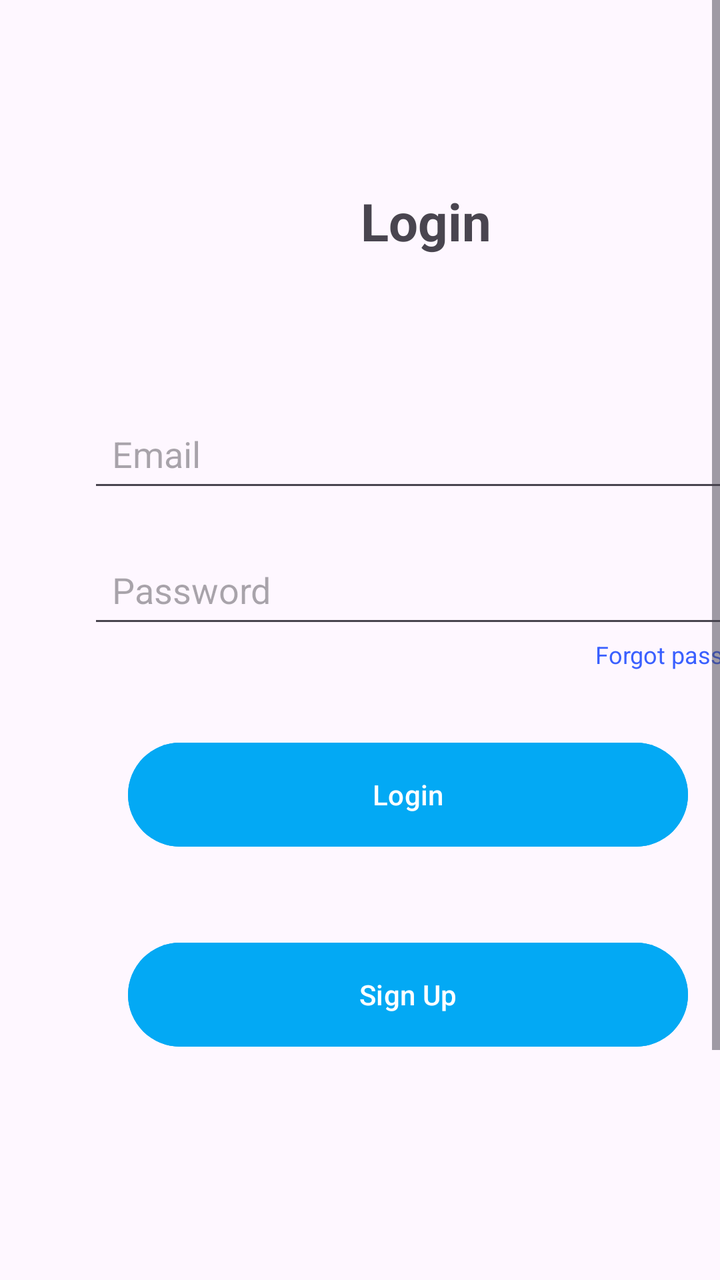
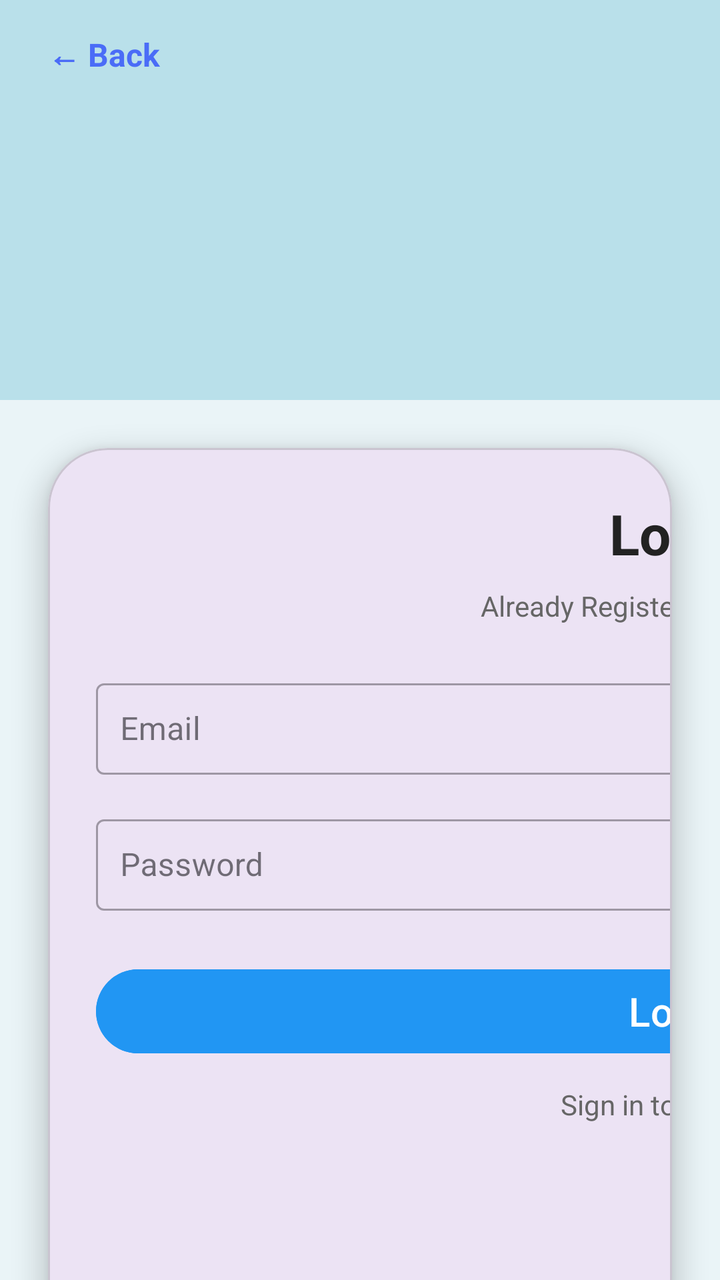

An Android layout rendered at two revisions. The XML below is the earlier revision; the diff shows what the commit changed to produce the second picture.
<!-- AndroidManifest.xml: application theme Theme.Larafinal -->
<!-- res/layout/activity_login.xml -->
<?xml version="1.0" encoding="utf-8"?>
<ScrollView
    xmlns:android="http://schemas.android.com/apk/res/android"
    xmlns:app="http://schemas.android.com/apk/res-auto"
    xmlns:tools="http://schemas.android.com/tools"
    android:id="@+id/scroll_login"
    android:layout_width="match_parent"
    android:layout_height="match_parent"
    android:fillViewport="true">

    <androidx.constraintlayout.widget.ConstraintLayout
        android:layout_width="409dp"
        android:layout_height="729dp"
        android:padding="24dp"
        tools:layout_editor_absoluteX="1dp"
        tools:layout_editor_absoluteY="1dp">

        
        <LinearLayout
            android:layout_width="390dp"
            android:layout_height="728dp"
            android:layout_marginTop="4dp"
            android:orientation="vertical"
            android:padding="20dp"
            app:layout_constraintTop_toTopOf="parent"
            tools:ignore="MissingConstraints"
            tools:layout_editor_absoluteX="-15dp">

            

            <TextView
                android:id="@+id/tv_login_title"
                android:layout_width="338dp"
                android:layout_height="125dp"
                android:gravity="center"
                android:paddingTop="8dp"
                android:paddingBottom="8dp"
                android:text="Login"
                android:textSize="26sp"
                android:textStyle="bold" />

            <EditText
                android:id="@+id/et_login_email"
                android:layout_width="match_parent"
                android:layout_height="48dp"
                android:layout_marginTop="30dp"
                android:layout_marginBottom="20dp"
                android:hint="Email "
                android:inputType="textEmailAddress"
                android:padding="12dp" />

            

            <EditText
                android:id="@+id/et_login_password"
                android:layout_width="match_parent"
                android:layout_height="48dp"
                android:hint="Password"
                android:inputType="textPassword"
                android:padding="12dp" />

            <TextView
                android:id="@+id/tv_forgot"
                android:layout_width="wrap_content"
                android:layout_height="wrap_content"
                android:layout_gravity="end"
                android:paddingBottom="12dp"
                android:text="Forgot password?"
                android:textColor="@color/blue_accent"
                android:textSize="12sp" />


            <Button
                android:id="@+id/btnLogin"
                android:layout_width="280dp"
                android:layout_height="60dp"
                android:layout_margin="20dp"
                android:layout_marginBottom="12dp"
                android:backgroundTint="#03A9F4"
                android:text="Login"
                android:textAllCaps="false"
                android:textColor="@color/white" />

            <Button
                android:id="@+id/btnSignUp"
                android:layout_width="280dp"
                android:layout_height="60dp"
                android:layout_margin="20dp"
                android:layout_marginBottom="12dp"
                android:backgroundTint="#03A9F4"
                android:text="Sign Up"
                android:textAllCaps="false"
                android:textColor="@color/white" />

        </LinearLayout>

        

    </androidx.constraintlayout.widget.ConstraintLayout>
</ScrollView>
<!-- resources referenced by this layout -->
<resources>
  <color name="blue_accent">#3A60FF</color>
  <color name="white">#FFFFFFFF</color>
  <style name="Theme.Larafinal" parent="Base.Theme.Larafinal" />
  <style name="Base.Theme.Larafinal" parent="Theme.Material3.DayNight.NoActionBar">
          
          
      </style>
</resources>

<!-- the commit's change to res/layout/activity_login.xml (unified diff, before → after) -->
@@ -1,100 +1,124 @@
 <?xml version="1.0" encoding="utf-8"?>
-<ScrollView
+<androidx.constraintlayout.widget.ConstraintLayout
     xmlns:android="http://schemas.android.com/apk/res/android"
     xmlns:app="http://schemas.android.com/apk/res-auto"
-    xmlns:tools="http://schemas.android.com/tools"
-    android:id="@+id/scroll_login"
     android:layout_width="match_parent"
     android:layout_height="match_parent"
-    android:fillViewport="true">
+    android:background="#EAF4F7">
 
-    <androidx.constraintlayout.widget.ConstraintLayout
-        android:layout_width="409dp"
-        android:layout_height="729dp"
-        android:padding="24dp"
-        tools:layout_editor_absoluteX="1dp"
-        tools:layout_editor_absoluteY="1dp">
+    
+    <View
+        android:id="@+id/topBackground"
+        android:layout_width="0dp"
+        android:layout_height="200dp"
+        android:background="#B9E0EA"
+        app:layout_constraintTop_toTopOf="parent"
+        app:layout_constraintStart_toStartOf="parent"
+        app:layout_constraintEnd_toEndOf="parent"/>
 
-        
+    
+    <TextView
+        android:id="@+id/tvBack"
+        android:layout_width="wrap_content"
+        android:layout_height="wrap_content"
+        android:text="← Back"
+        android:textColor="#4A6CF7"
+        android:textStyle="bold"
+        android:textSize="16sp"
+        android:layout_marginStart="24dp"
+        android:layout_marginTop="16dp"
+        app:layout_constraintTop_toTopOf="@id/topBackground"
+        app:layout_constraintStart_toStartOf="parent"/>
+
+    
+    <com.google.android.material.card.MaterialCardView
+        android:id="@+id/cardLogin"
+        android:layout_width="0dp"
+        android:layout_height="wrap_content"
+        android:layout_margin="24dp"
+        app:cardCornerRadius="30dp"
+        app:cardElevation="8dp"
+        app:layout_constraintTop_toBottomOf="@id/topBackground"
+        app:layout_constraintStart_toStartOf="parent"
+        app:layout_constraintEnd_toEndOf="parent">
+
         <LinearLayout
-            android:layout_width="390dp"
-            android:layout_height="728dp"
-            android:layout_marginTop="4dp"
+            android:layout_width="631dp"
+            android:layout_height="709dp"
             android:orientation="vertical"
-            android:padding="20dp"
-            app:layout_constraintTop_toTopOf="parent"
-            tools:ignore="MissingConstraints"
-            tools:layout_editor_absoluteX="-15dp">
+            android:padding="24dp">
+
+            <TextView
+                android:layout_width="wrap_content"
+                android:layout_height="wrap_content"
+                android:layout_gravity="center_horizontal"
+                android:paddingBottom="8dp"
+                android:text="Login"
+                android:textColor="#222222"
+                android:textSize="28sp"
+                android:textStyle="bold" />
+
+            <TextView
+                android:layout_width="wrap_content"
+                android:layout_height="wrap_content"
+                android:layout_gravity="center_horizontal"
+                android:paddingBottom="24dp"
+                android:text="Already Registered? Log in here."
+                android:textColor="#666666"
+                android:textSize="14sp" />
 
             
+            <com.google.android.material.textfield.TextInputLayout
+                style="@style/Widget.MaterialComponents.TextInputLayout.OutlinedBox"
+                android:layout_width="match_parent"
+                android:layout_height="wrap_content">
+
+                <com.google.android.material.textfield.TextInputEditText
+                    android:id="@+id/et_login_email"
+                    android:layout_width="match_parent"
+                    android:layout_height="wrap_content"
+                    android:hint="Email"
+                    android:padding="12dp" />
+            </com.google.android.material.textfield.TextInputLayout>
+
+            
+            <com.google.android.material.textfield.TextInputLayout
+                style="@style/Widget.MaterialComponents.TextInputLayout.OutlinedBox"
+                android:layout_width="match_parent"
+                android:layout_height="wrap_content"
+                android:layout_marginTop="16dp"
+                android:hint="Password"
+                app:endIconMode="password_toggle">
+
+                <com.google.android.material.textfield.TextInputEditText
+                    android:layout_width="match_parent"
+                    android:layout_height="wrap_content"
+                    android:inputType="textPassword"
+                    android:padding="12dp" />
+            </com.google.android.material.textfield.TextInputLayout>
+
+            
+            <Button
+                android:layout_width="match_parent"
+                android:layout_height="50dp"
+                android:layout_marginTop="24dp"
+                android:backgroundTint="#2196F3"
+                android:text="Login"
+                android:textAllCaps="false"
+                android:textColor="@android:color/white"
+                android:textSize="20dp" />
 
             <TextView
-                android:id="@+id/tv_login_title"
-                android:layout_width="338dp"
-                android:layout_height="125dp"
-                android:gravity="center"
-                android:paddingTop="8dp"
-                android:paddingBottom="8dp"
-                android:text="Login"
-                android:textSize="26sp"
-                android:textStyle="bold" />
-
-            <EditText
-                android:id="@+id/et_login_email"
-                android:layout_width="match_parent"
-                android:layout_height="48dp"
-                android:layout_marginTop="30dp"
-                android:layout_marginBottom="20dp"
-                android:hint="Email "
-                android:inputType="textEmailAddress"
-                android:padding="12dp" />
-
-            
-
-            <EditText
-                android:id="@+id/et_login_password"
-                android:layout_width="match_parent"
-                android:layout_height="48dp"
-                android:hint="Password"
-                android:inputType="textPassword"
-                android:padding="12dp" />
-
-            <TextView
-                android:id="@+id/tv_forgot"
                 android:layout_width="wrap_content"
                 android:layout_height="wrap_content"
-                android:layout_gravity="end"
-                android:paddingBottom="12dp"
-                android:text="Forgot password?"
-                android:textColor="@color/blue_accent"
-                android:textSize="12sp" />
-
-
-            <Button
-                android:id="@+id/btnLogin"
-                android:layout_width="280dp"
-                android:layout_height="60dp"
-                android:layout_margin="20dp"
-                android:layout_marginBottom="12dp"
-                android:backgroundTint="#03A9F4"
-                android:text="Login"
-                android:textAllCaps="false"
-                android:textColor="@color/white" />
-
-            <Button
-                android:id="@+id/btnSignUp"
-                android:layout_width="280dp"
-                android:layout_height="60dp"
-                android:layout_margin="20dp"
-                android:layout_marginBottom="12dp"
-                android:backgroundTint="#03A9F4"
-                android:text="Sign Up"
-                android:textAllCaps="false"
-                android:textColor="@color/white" />
+                android:layout_gravity="center_horizontal"
+                android:layout_marginTop="12dp"
+                android:text="Sign in to continue."
+                android:textColor="#666666"
+                android:textSize="14sp" />
 
         </LinearLayout>
 
-        
+    </com.google.android.material.card.MaterialCardView>
 
-    </androidx.constraintlayout.widget.ConstraintLayout>
-</ScrollView>
+</androidx.constraintlayout.widget.ConstraintLayout>
<!-- resource entries referenced after the edit -->
@@ -1,7 +1,5 @@
 <!-- resources referenced by this layout -->
 <resources>
-  <color name="blue_accent">#3A60FF</color>
-  <color name="white">#FFFFFFFF</color>
   <style name="Theme.Larafinal" parent="Base.Theme.Larafinal" />
   <style name="Base.Theme.Larafinal" parent="Theme.Material3.DayNight.NoActionBar">
           
